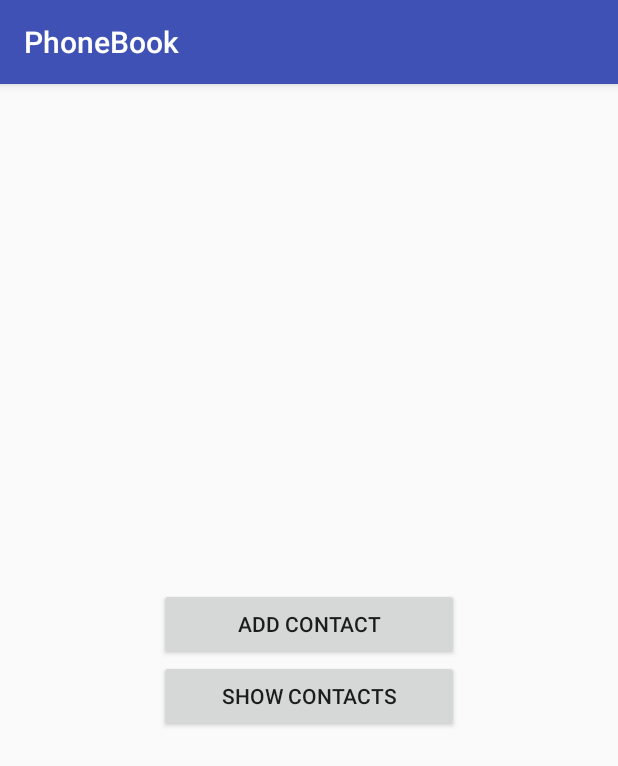
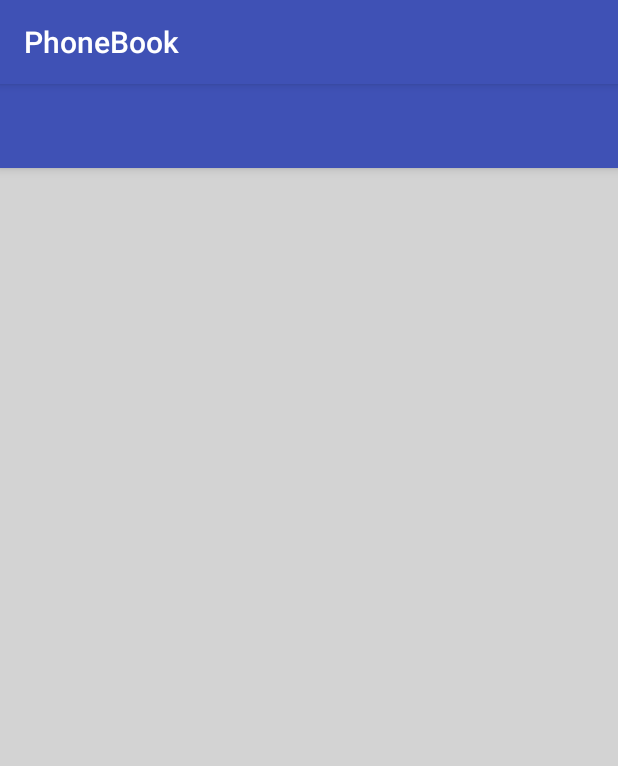
Before and after one commit to MohammadAzimi/PhoneBook, an Android app: the screen it shows after launch (MainActivity), on a phone screen of 412 x 824 dp. Shown: the top 766 px of the screen. Run offline under Robolectric (Android 15) with nearby library versions, the phone set to English and light mode, and no system bars; 2 statements that could not run were skipped.

Commit message:
new View by recyclerView

```diff
--- a/app/src/main/AndroidManifest.xml
+++ b/app/src/main/AndroidManifest.xml
@@ -9,14 +9,13 @@
         android:roundIcon="@mipmap/ic_launcher_round"
         android:supportsRtl="true"
         android:theme="@style/AppTheme">
-        <activity android:name=".MainActivity">
+        <activity android:name=".Activity.MainActivity">
             <intent-filter>
                 <action android:name="android.intent.action.MAIN" />
 
                 <category android:name="android.intent.category.LAUNCHER" />
             </intent-filter>
         </activity>
-        <activity android:name=".ContactsActivity"></activity>
     </application>
 
 </manifest>
--- a/app/src/main/java/com/azimi/phonebook/MainActivity.java
+++ b/app/src/main/java/com/azimi/phonebook/Activity/MainActivity.java
@@ -1,18 +1,23 @@
-package com.azimi.phonebook;
+package com.azimi.phonebook.Activity;
 
-import android.content.Context;
+
 import android.content.DialogInterface;
-import android.content.Intent;
 import android.support.v7.app.AlertDialog;
 import android.support.v7.app.AppCompatActivity;
 import android.os.Bundle;
-import android.text.InputType;
+
+import android.support.v7.widget.LinearLayoutManager;
+import android.support.v7.widget.RecyclerView;
+import android.support.v7.widget.Toolbar;
 import android.view.LayoutInflater;
 import android.view.View;
-import android.widget.Button;
 import android.widget.EditText;
-import android.widget.Spinner;
 import android.widget.Toast;
+
+import com.azimi.phonebook.Adapter.RecyclerViewContacts;
+import com.azimi.phonebook.Contact;
+import com.azimi.phonebook.FakeData;
+import com.azimi.phonebook.R;
 
 import java.util.HashMap;
 
@@ -23,21 +28,15 @@ public class MainActivity extends AppCompatActivity {
         super.onCreate(savedInstanceState);
         setContentView(R.layout.activity_main);
 
-        Button buttonAddContact = findViewById(R.id.btn_add_contact);
-        Button buttonShowContacts = findViewById(R.id.btn_show_contacts);
+        Toolbar toolbar = findViewById(R.id.toolbar);
+        setSupportActionBar(toolbar);
 
-        buttonAddContact.setOnClickListener(new View.OnClickListener() {
-            @Override
-            public void onClick(View v) {
-                showDialog();
-            }
-        });
-        buttonShowContacts.setOnClickListener(new View.OnClickListener() {
-            @Override
-            public void onClick(View v) {
-                startActivity(new Intent(MainActivity.this, ContactsActivity.class));
-            }
-        });
+        RecyclerView recyclerView = findViewById(R.id.recyclerView);
+        recyclerView.setLayoutManager(new LinearLayoutManager(this,
+                LinearLayoutManager.VERTICAL, false));
+        RecyclerViewContacts adapter = new RecyclerViewContacts(this);
+        recyclerView.setAdapter(adapter);
+
     }
 
     private void showDialog() {
--- a/app/src/main/java/com/azimi/phonebook/FakeData.java
+++ b/app/src/main/java/com/azimi/phonebook/FakeData.java
@@ -4,7 +4,7 @@ import java.util.ArrayList;
 import java.util.HashMap;
 import java.util.List;
 
-class FakeData {
-    static ArrayList<Contact> contacts = new ArrayList<>();
-    static List<HashMap<String, String>> hashContacts = new ArrayList<>();
+public class FakeData {
+    public static ArrayList<Contact> contacts = new ArrayList<>();
+    public static List<HashMap<String, String>> hashContacts = new ArrayList<>();
 }
--- a/app/src/main/res/layout/activity_main.xml
+++ b/app/src/main/res/layout/activity_main.xml
@@ -1,23 +1,29 @@
 <?xml version="1.0" encoding="utf-8"?>
-<LinearLayout xmlns:android="http://schemas.android.com/apk/res/android"
+<android.support.design.widget.CoordinatorLayout xmlns:android="http://schemas.android.com/apk/res/android"
     xmlns:app="http://schemas.android.com/apk/res-auto"
     xmlns:tools="http://schemas.android.com/tools"
     android:layout_width="match_parent"
     android:layout_height="match_parent"
     android:gravity="center"
     android:orientation="vertical"
-    tools:context=".MainActivity">
+    tools:context=".Activity.MainActivity">
 
-    <Button
-        android:id="@+id/btn_add_contact"
-        android:layout_width="200dp"
-        android:layout_height="wrap_content"
-        android:text="@string/contact_add"/>
+    <android.support.design.widget.AppBarLayout
+        android:layout_width="match_parent"
+        android:layout_height="wrap_content">
 
-    <Button
-        android:id="@+id/btn_show_contacts"
-        android:layout_width="200dp"
-        android:layout_height="wrap_content"
-        android:text="@string/contact_show_list"/>
+        <android.support.v7.widget.Toolbar
+            android:id="@+id/toolbar"
+            android:layout_width="match_parent"
+            android:layout_height="?android:attr/actionBarSize" />
+    </android.support.design.widget.AppBarLayout>
 
-</LinearLayout>
+    <include layout="@layout/layout_main_contain" />
+
+    <!--<android.support.design.widget.FloatingActionButton-->
+        <!--android:id="@+id/fab"-->
+        <!--android:layout_width="wrap_content"-->
+        <!--android:layout_height="wrap_content"-->
+        <!--android:layout_gravity="bottom|end"-->
+        <!--/>-->
+</android.support.design.widget.CoordinatorLayout>
--- /dev/null
+++ b/app/src/main/res/layout/layout_main_contain.xml
@@ -0,0 +1,17 @@
+<?xml version="1.0" encoding="utf-8"?>
+<android.support.constraint.ConstraintLayout xmlns:android="http://schemas.android.com/apk/res/android"
+    xmlns:app="http://schemas.android.com/apk/res-auto"
+    xmlns:tools="http://schemas.android.com/tools"
+    android:layout_width="match_parent"
+    android:layout_height="match_parent"
+    app:layout_behavior="@string/appbar_scrolling_view_behavior"
+    tools:context=".Activity.MainActivity"
+    tools:showIn="@layout/activity_main">
+
+    <android.support.v7.widget.RecyclerView
+        android:id="@+id/recyclerView"
+        android:layout_width="match_parent"
+        android:layout_height="match_parent"
+        android:background="@color/colorCreme"
+        tools:listitem="@layout/layout_contact" />
+</android.support.constraint.ConstraintLayout>
--- a/app/src/main/res/values/colors.xml
+++ b/app/src/main/res/values/colors.xml
@@ -3,4 +3,5 @@
     <color name="colorPrimary">#3F51B5</color>
     <color name="colorPrimaryDark">#303F9F</color>
     <color name="colorAccent">#FF4081</color>
+    <color name="colorCreme">#d3d3d3</color>
 </resources>
```
Also changed, not shown: app/build.gradle (+4 -3 lines), app/src/main/java/com/azimi/phonebook/Adapter/RecyclerViewContacts.java (added, +66 -0 lines), app/src/main/java/com/azimi/phonebook/ContactsActivity.java (deleted, +0 -78 lines), app/src/main/res/layout/activity_contacts.xml (deleted, +0 -14 lines).
